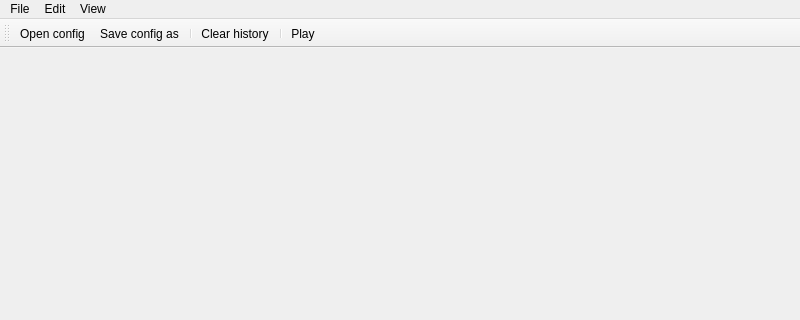
Qt form src/signal_scope/mainwindow.ui (openhumanoids/signal-scope) before a commit; both pictures show x 0 to 800 and y 0 to 320 of the 800 by 600 pixel window.
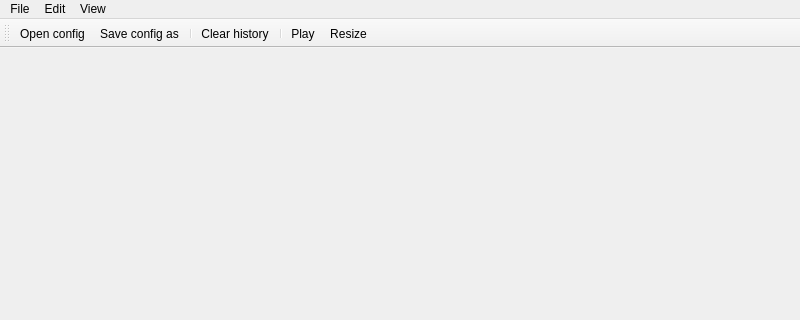
The same form after that commit.

Commit message: added resize button - it resizes all the plots

Patch:
```diff
--- a/src/signal_scope/mainwindow.ui
+++ b/src/signal_scope/mainwindow.ui
@@ -73,6 +73,7 @@
    <addaction name="ActionClearHistory"/>
    <addaction name="separator"/>
    <addaction name="ActionPause"/>
+   <addaction name="ActionResize"/>
   </widget>
   <action name="ActionOpen">
    <property name="text">
@@ -120,6 +121,14 @@
     <string>Ctrl+P</string>
    </property>
   </action>
+    <action name="ActionResize">
+   <property name="text">
+    <string>Resize</string>
+   </property>
+   <property name="shortcut">
+    <string>Ctrl+R</string>
+   </property>
+  </action>
   <action name="ActionClearHistory">
    <property name="text">
     <string>Clear history</string>
```
The commit also changes 2 other files.
